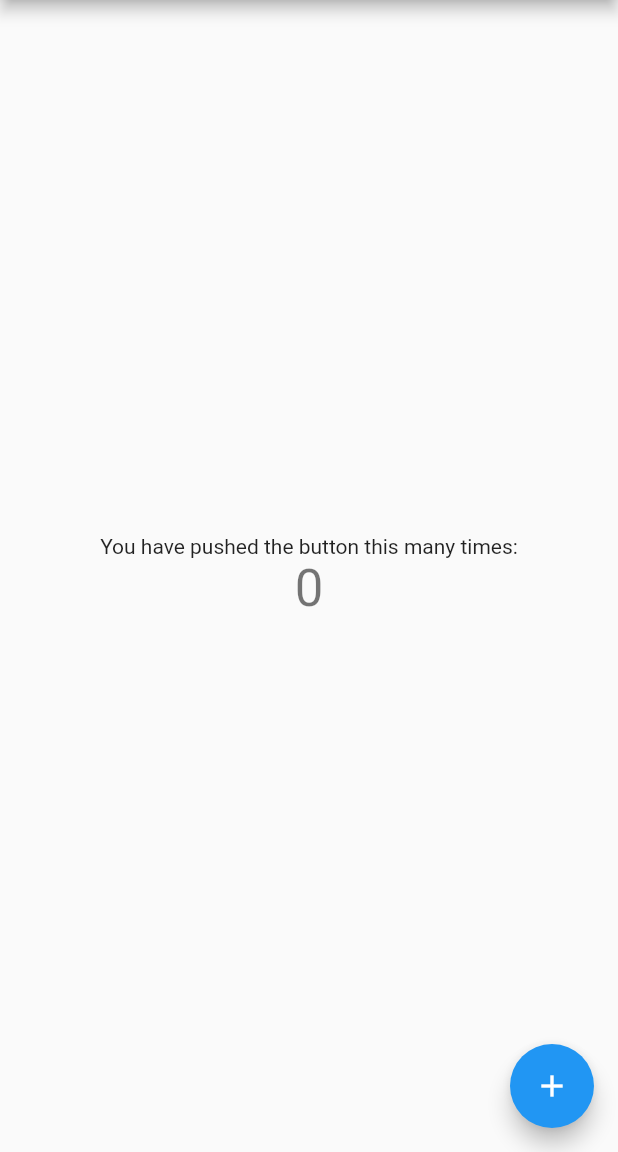
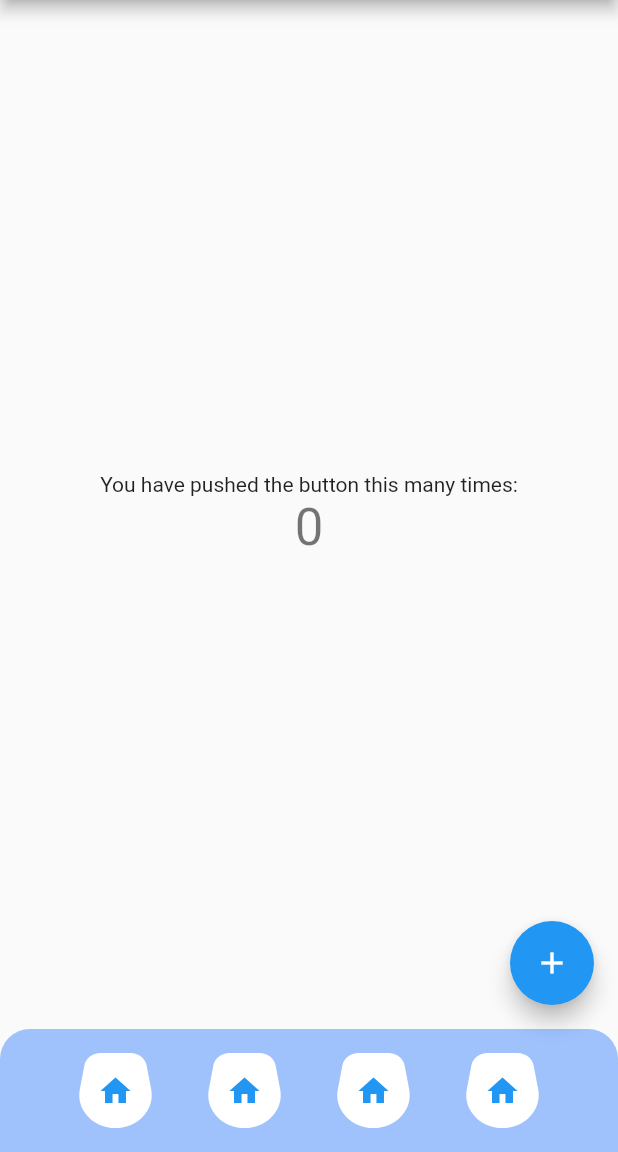
Before and after one commit to nfach98/majoo_mini_project_1, a Flutter app: the screen it shows after launch, on a phone screen of 412 x 824 dp, the part 84-1236 px from its top. Run offline on Flutter 3.47's test engine with Material 2 defaults, Android fonts, the phone set to English and light mode, and no system bars.

Commit message:
add bottom nav bar

```diff
--- a/lib/main.dart
+++ b/lib/main.dart
@@ -1,4 +1,5 @@
 import 'package:flutter/material.dart';
+import 'package:mini_project_1/page/home/widget/bottom_nav_bar.dart';
 
 void main() {
   runApp(const MyApp());
@@ -57,6 +58,7 @@ class _MyHomePageState extends State<MyHomePage> {
           ],
         ),
       ),
+      bottomNavigationBar: const BottomNavBar(),
       floatingActionButton: FloatingActionButton(
         onPressed: _incrementCounter,
         tooltip: 'Increment',
--- a/lib/page/home/widget/bottom_nav_bar.dart
+++ b/lib/page/home/widget/bottom_nav_bar.dart
@@ -13,7 +13,41 @@ class BottomNavBar extends StatelessWidget {
         borderRadius: const BorderRadius.vertical(top: Radius.circular(20)),
       ),
       child: Row(
+        mainAxisAlignment: MainAxisAlignment.spaceEvenly,
         children: [
+          SizedBox(
+              height: 50,
+              width: 50,
+              child: CustomPaint(
+                painter: BottomNavBarCustomPainter(),
+                willChange: true,
+                child: const Icon(
+                  Icons.home,
+                  color: Colors.blue,
+                ),
+              )),
+          SizedBox(
+              height: 50,
+              width: 50,
+              child: CustomPaint(
+                painter: BottomNavBarCustomPainter(),
+                willChange: true,
+                child: const Icon(
+                  Icons.home,
+                  color: Colors.blue,
+                ),
+              )),
+          SizedBox(
+              height: 50,
+              width: 50,
+              child: CustomPaint(
+                painter: BottomNavBarCustomPainter(),
+                willChange: true,
+                child: const Icon(
+                  Icons.home,
+                  color: Colors.blue,
+                ),
+              )),
           SizedBox(
               height: 50,
               width: 50,
```
